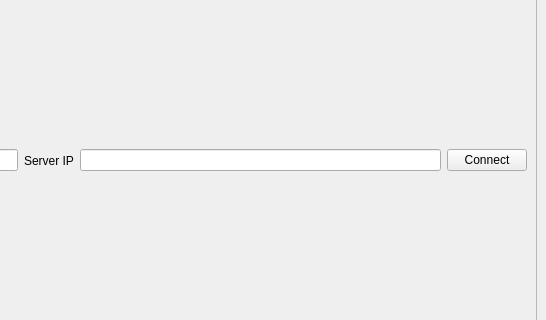
Qt form zcilent/connectscreen.ui (Hakan-Kocaman/Chess_Game_Computer_Networks) before a commit; both pictures show x 426 to 972 and y 157 to 477 of the 972 by 635 pixel window.
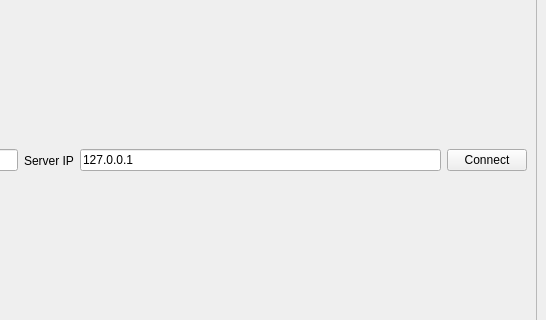
The same form after that commit.

Commit message: Update client UI, message handling, and DTO imports

```diff
--- a/zcilent/connectscreen.ui
+++ b/zcilent/connectscreen.ui
@@ -42,7 +42,11 @@
         </widget>
        </item>
        <item>
-        <widget class="QLineEdit" name="lineEdit_2"/>
+        <widget class="QLineEdit" name="lineEdit_2">
+         <property name="text">
+          <string>127.0.0.1</string>
+         </property>
+        </widget>
        </item>
        <item>
         <widget class="QPushButton" name="pushButton">
```
The commit also changes 6 other files.
